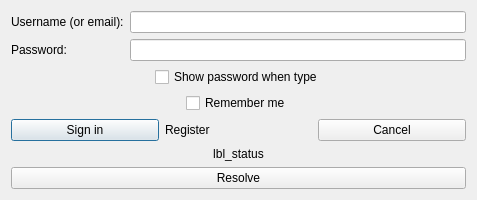
Before: the Qt Designer form hub/forms/DlgLogin.ui in subutai-io/control-center, drawn with Qt 5.
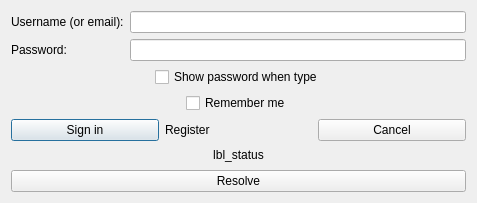
After: the same form once the commit is applied. Icons and pictures are not drawn.

Commit message: #1115 cnahged login dlg icon

The edit to the form file:
```diff
--- a/hub/forms/DlgLogin.ui
+++ b/hub/forms/DlgLogin.ui
@@ -7,7 +7,7 @@
     <x>0</x>
     <y>0</y>
     <width>477</width>
-    <height>196</height>
+    <height>203</height>
    </rect>
   </property>
   <property name="windowTitle">
```
Left out of the diff: 2 changed lines with no effect on the pictures. The commit also changes 2 other files.
